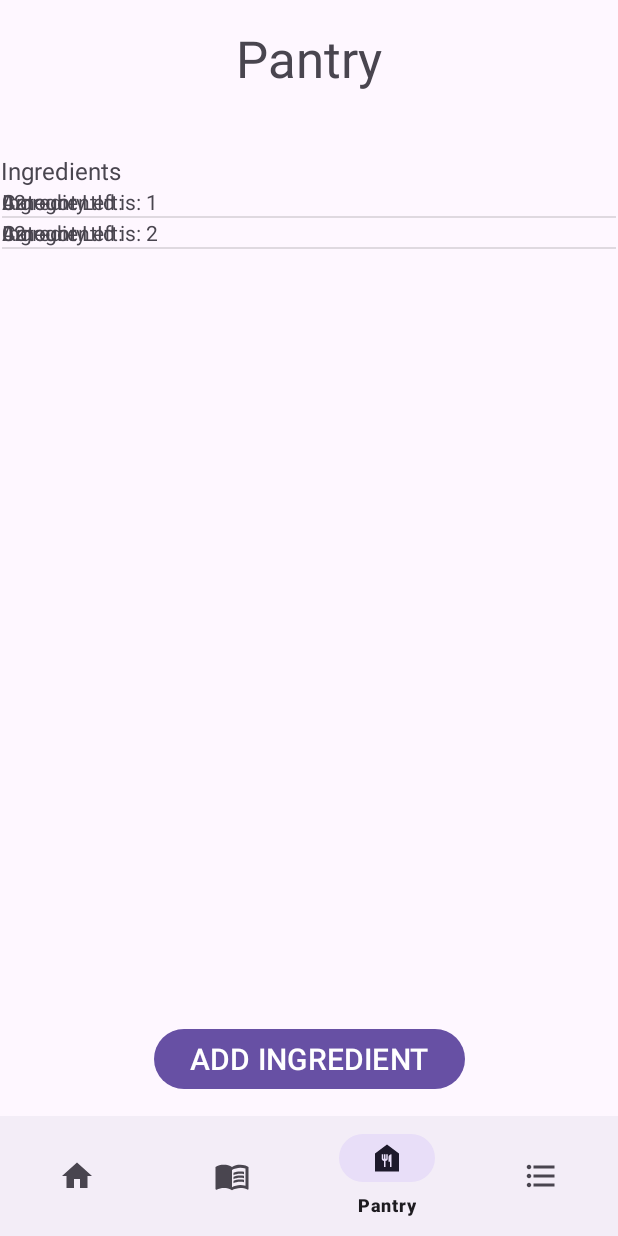
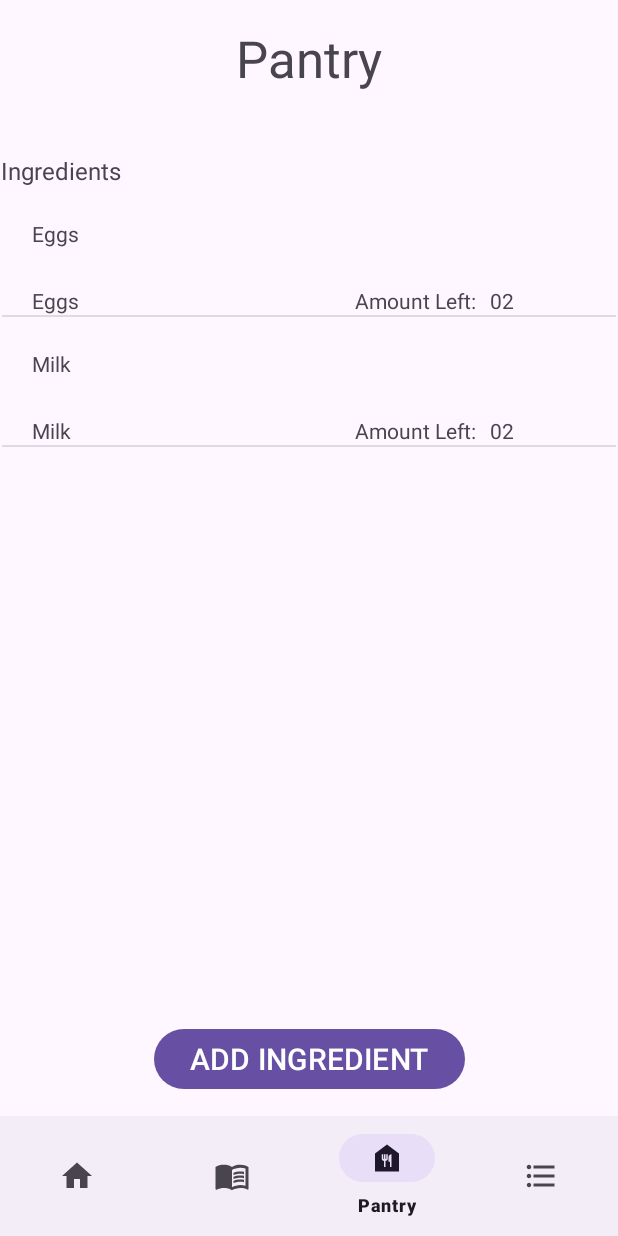
Before and after one commit to TMcBride-MCCC/CIS183_Final, an Android app: the Pantry screen opened directly, with no data from a screen before it, on a phone screen of 412 x 824 dp. Run offline under Robolectric (Android 15) with nearby library versions, the phone set to English and light mode, and no system bars.

Commit message:
Pantry Listview
Now showing the ingredient name

```diff
--- a/app/src/main/java/com/example/cis183_final/DatabaseHelper.java
+++ b/app/src/main/java/com/example/cis183_final/DatabaseHelper.java
@@ -525,4 +525,60 @@ public class DatabaseHelper extends SQLiteOpenHelper
         //Log for total added
         Log.d("fillPantryIngredientsArrayList() FINISHED", "Total Recipes added: " + PantryIngredientList.getInstance().getPantryIngredients().size());
     }
+
+    public boolean ingredientIdExists(int ingredientIdThatWasPassed)
+    {
+        SQLiteDatabase db = this.getReadableDatabase();
+
+        //String for the database query
+        String checkIngredientId = "SELECT count(ingredientID) FROM " + ingredients_table_name + " WHERE ingredientID = '" + ingredientIdThatWasPassed + "';";
+
+        //Run the query
+        Cursor cursor = db.rawQuery(checkIngredientId, null);
+
+        cursor.moveToFirst();
+
+        int count = cursor.getInt(0);
+
+        db.close();
+
+        if (count !=0)
+        {
+            return true;
+        }
+        else
+        {
+            return false;
+        }
+    }
+
+    public String getIngredientName(int ingredientIdThatWasPassed)
+    {
+        String ingredientName ="";
+
+        if (ingredientIdExists(ingredientIdThatWasPassed))
+        {
+            SQLiteDatabase db = this.getReadableDatabase();
+
+            String selectMealTime = "SELECT ingredientName FROM " + ingredients_table_name + " WHERE ingredientID = '" + ingredientIdThatWasPassed + "';";
+
+            Cursor cursor = db.rawQuery(selectMealTime, null);
+
+            if (cursor != null)
+            {
+                cursor.moveToFirst();
+                ingredientName = cursor.getString(0);
+            }
+
+            db.close();
+        }
+        else
+        {
+            Log.d("ERROR IN DATABASE getIngredientName(): ", "There is no ingredientName matching this ID: " + ingredientIdThatWasPassed);
+        }
+
+        return ingredientName;
+    }
+
+
 }
--- a/app/src/main/java/com/example/cis183_final/MainActivity.java
+++ b/app/src/main/java/com/example/cis183_final/MainActivity.java
@@ -12,6 +12,8 @@ import androidx.appcompat.app.AppCompatActivity;
 import androidx.core.graphics.Insets;
 import androidx.core.view.ViewCompat;
 import androidx.core.view.WindowInsetsCompat;
+
+import java.util.ArrayList;
 
 public class MainActivity extends AppCompatActivity
 {
@@ -51,7 +53,6 @@ public class MainActivity extends AppCompatActivity
         //Functions
         signUpButtonClickListener();
         signInTextOnClickListener();
-
     }
 
     private void signUpButtonClickListener()
--- a/app/src/main/java/com/example/cis183_final/Pantry.java
+++ b/app/src/main/java/com/example/cis183_final/Pantry.java
@@ -104,6 +104,16 @@ public class Pantry extends AppCompatActivity
         });
     }
 
+    private void setPantryListAdapter()
+    {
+        if (PantryIngredientList.getInstance().getPantryListAdapter() == null)
+        {
+            PantryListAdapter adapter = new PantryListAdapter(this, PantryIngredientList.getInstance().getPantryIngredients(), dbHelper);
+            PantryIngredientList.getInstance().setPantryListAdapter(adapter);
+            lv_j_pantry_listOfIngredients.setAdapter(adapter);
+        }
+    }
+
     private void fillListView()
     {
         if (PantryIngredientList.getInstance().getPantryListAdapter() == null)
--- a/app/src/main/java/com/example/cis183_final/PantryIngredientList.java
+++ b/app/src/main/java/com/example/cis183_final/PantryIngredientList.java
@@ -64,7 +64,7 @@ public class PantryIngredientList
 
     public void notifyAdapterToRefresh()
     {
-        if (pantryIngredientList != null)
+        if (pantryListAdapter != null)
         {
             pantryListAdapter.notifyDataSetChanged();
         }
--- a/app/src/main/java/com/example/cis183_final/PantryListAdapter.java
+++ b/app/src/main/java/com/example/cis183_final/PantryListAdapter.java
@@ -59,7 +59,8 @@ public class PantryListAdapter extends BaseAdapter
         PantryIngredient pantryIngredient = listOfPantryIngredients.get(i);
 
         //Set the GUI
-        itemName.setText("IngredientId is: " + pantryIngredient.getIngredientId());
+        categoryName.setText(dbHelper.getIngredientName(pantryIngredient.getIngredientId()));
+        itemName.setText(dbHelper.getIngredientName(pantryIngredient.getIngredientId()));
 
         //To get the categoryName we need to:
             //1. Set up the Ingredients class
--- a/app/src/main/res/layout/pantry_listview_cell.xml
+++ b/app/src/main/res/layout/pantry_listview_cell.xml
@@ -1,5 +1,6 @@
 <?xml version="1.0" encoding="utf-8"?>
 <androidx.constraintlayout.widget.ConstraintLayout xmlns:android="http://schemas.android.com/apk/res/android"
+    xmlns:app="http://schemas.android.com/apk/res-auto"
     xmlns:tools="http://schemas.android.com/tools"
     android:layout_width="match_parent"
     android:layout_height="match_parent">
@@ -8,31 +9,38 @@
         android:id="@+id/tv_v_pantrylistview_categoryName"
         android:layout_width="wrap_content"
         android:layout_height="wrap_content"
+        android:layout_marginStart="20dp"
+        android:layout_marginTop="21dp"
         android:text="Category"
-        tools:layout_editor_absoluteX="20dp"
-        tools:layout_editor_absoluteY="21dp" />
+        app:layout_constraintStart_toStartOf="parent"
+        app:layout_constraintTop_toTopOf="parent" />
 
     <TextView
         android:id="@+id/tv_v_pantrylistview_itemName"
         android:layout_width="wrap_content"
         android:layout_height="wrap_content"
+        android:layout_marginStart="20dp"
+        android:layout_marginTop="66dp"
         android:text="Item Name"
-        tools:layout_editor_absoluteX="20dp"
-        tools:layout_editor_absoluteY="66dp" />
+        app:layout_constraintStart_toStartOf="parent"
+        app:layout_constraintTop_toTopOf="parent" />
 
     <TextView
         android:id="@+id/textView29"
         android:layout_width="wrap_content"
         android:layout_height="wrap_content"
+        android:layout_marginEnd="93dp"
         android:text="Amount Left:"
-        tools:layout_editor_absoluteX="237dp"
-        tools:layout_editor_absoluteY="66dp" />
+        app:layout_constraintBaseline_toBaselineOf="@+id/tv_v_pantrylistview_amountLeft"
+        app:layout_constraintEnd_toEndOf="parent" />
 
     <TextView
         android:id="@+id/tv_v_pantrylistview_amountLeft"
         android:layout_width="wrap_content"
         android:layout_height="wrap_content"
+        android:layout_marginStart="9dp"
+        android:layout_marginTop="66dp"
         android:text="02"
-        tools:layout_editor_absoluteX="327dp"
-        tools:layout_editor_absoluteY="66dp" />
+        app:layout_constraintStart_toEndOf="@+id/textView29"
+        app:layout_constraintTop_toTopOf="parent" />
 </androidx.constraintlayout.widget.ConstraintLayout>
```
